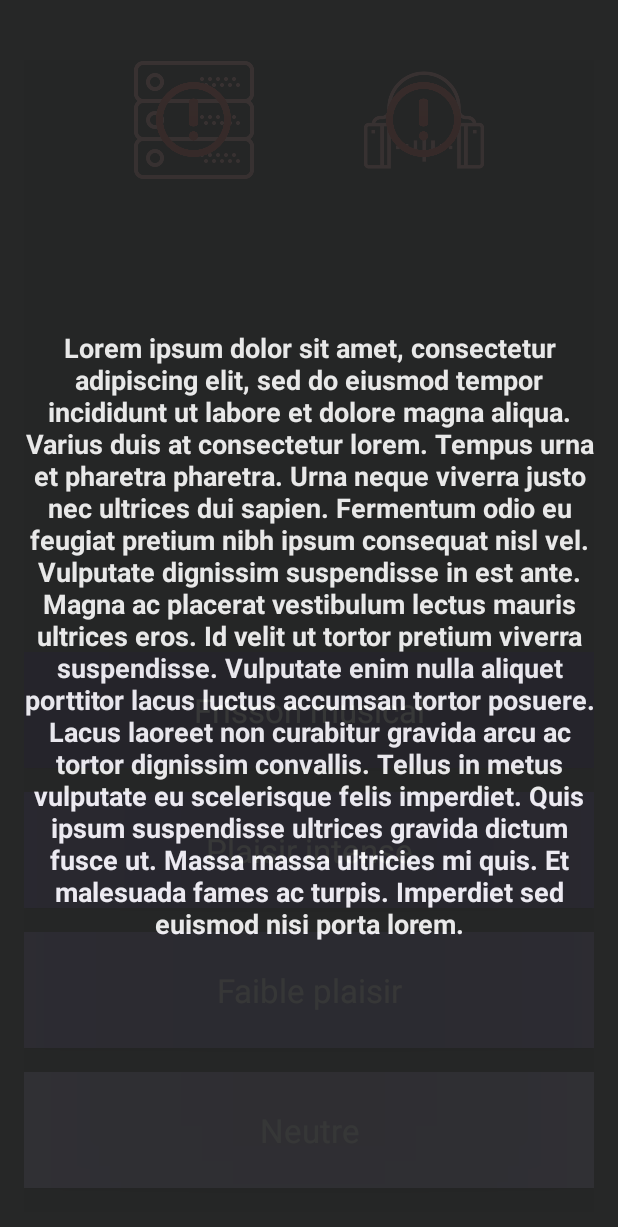
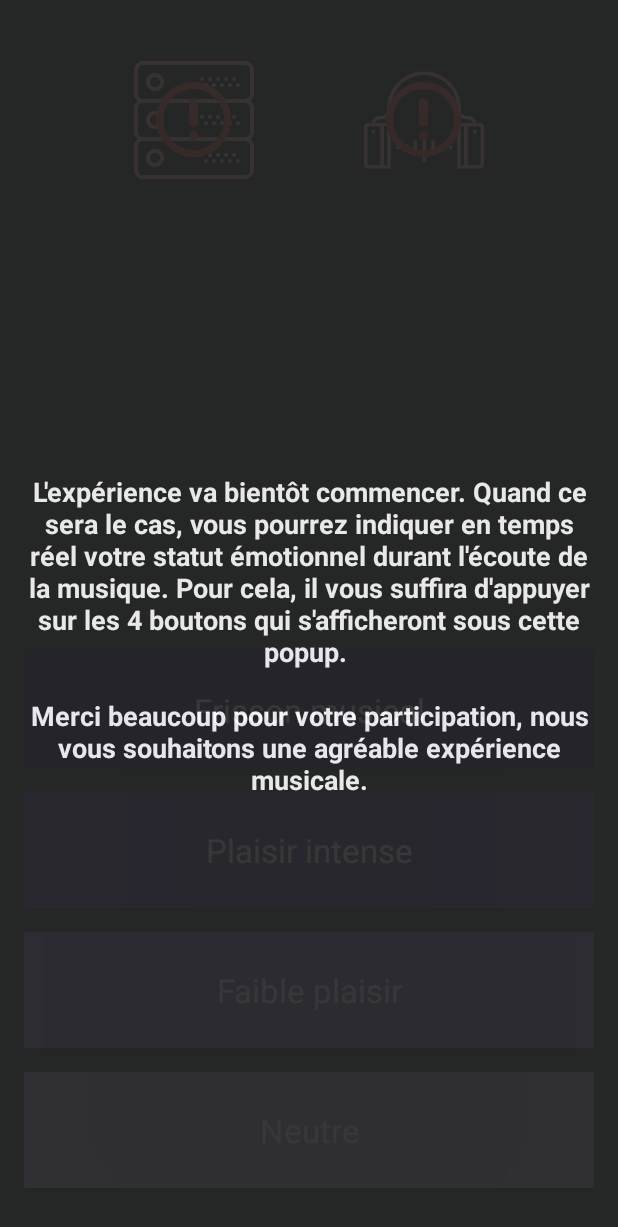
Before and after one commit to manaty/emotion_record, an Android app: the MainActivity screen opened directly, with no data from a screen before it, on a phone screen of 412 x 824 dp. Shown: the top 1227 px of the screen. Run offline under Robolectric (Android 15) with nearby library versions, the light colour scheme and no system bars; our stand-ins replace RxJava; libraries missing offline, so code that uses them is left out: com.orhanobut.logger, com.pixplicity.easyprefs, io.grpc, io.grpc.okhttp, io.grpc.stub; 9 statements that could not run were skipped.

Commit message:
updated pre session text and post session text

```diff
--- a/app/build.gradle
+++ b/app/build.gradle
@@ -13,7 +13,7 @@ android {
         minSdkVersion 21
         targetSdkVersion 28
         versionCode 1
-        versionName "0.3.1"
+        versionName "0.3.3"
         testInstrumentationRunner "androidx.test.runner.AndroidJUnitRunner"
     }
     buildTypes {
--- a/app/src/main/java/org/manaty/octopus/viewModels/MainViewModel.kt
+++ b/app/src/main/java/org/manaty/octopus/viewModels/MainViewModel.kt
@@ -87,12 +87,12 @@ class MainViewModel : ViewModel(){
                                 Notification.NotificationCase.EXPERIENCE_STOPPED_EVENT -> {
                                     message = "End"
                                     sessionStatus.onNext(false)
-//                                    requestObserver.onCompleted()
+                                    requestObserver.onCompleted()
                                 }
                             }
 
                             Logger.d("notification $message")
-                            showErrorToast.onNext(message)
+//                            showErrorToast.onNext(message)
                         }
 
                     }
--- a/app/src/main/res/layout/activity_main.xml
+++ b/app/src/main/res/layout/activity_main.xml
@@ -101,7 +101,7 @@
            android:id="@+id/textview_session_initial_text"
            android:layout_width="match_parent"
            android:layout_height="match_parent"
-           android:text="@string/dummy_text"
+           android:text="@string/main_pre_session_text"
            android:textSize="18sp"
            android:textStyle="bold"
            android:textColor="@color/colorWhite"
--- a/app/src/main/res/values/strings.xml
+++ b/app/src/main/res/values/strings.xml
@@ -4,5 +4,9 @@
    <!--SplashActivity-->
    <string name="splash_connection_prompt">En attente de connexion au serveur...</string>
 
+   <!--MainActivity-->
+   <string name="main_pre_session_text">L\'expérience va bientôt commencer. Quand ce sera le cas, vous pourrez indiquer en temps réel votre statut émotionnel durant l\'écoute de la musique. Pour cela, il vous suffira d\'appuyer sur les 4 boutons qui s\'afficheront sous cette popup. \n\nMerci beaucoup pour votre participation, nous vous souhaitons une agréable expérience musicale.</string>
+   <string name="main_post_session_text">L\'expérience est maintenant terminée, les organisateurs vont venir récupérer votre casque.\n\n Merci beaucoup pour votre participation !</string>
    <string name="dummy_text">Lorem ipsum dolor sit amet, consectetur adipiscing elit, sed do eiusmod tempor incididunt ut labore et dolore magna aliqua. Varius duis at consectetur lorem. Tempus urna et pharetra pharetra. Urna neque viverra justo nec ultrices dui sapien. Fermentum odio eu feugiat pretium nibh ipsum consequat nisl vel. Vulputate dignissim suspendisse in est ante. Magna ac placerat vestibulum lectus mauris ultrices eros. Id velit ut tortor pretium viverra suspendisse. Vulputate enim nulla aliquet porttitor lacus luctus accumsan tortor posuere. Lacus laoreet non curabitur gravida arcu ac tortor dignissim convallis. Tellus in metus vulputate eu scelerisque felis imperdiet. Quis ipsum suspendisse ultrices gravida dictum fusce ut. Massa massa ultricies mi quis. Et malesuada fames ac turpis. Imperdiet sed euismod nisi porta lorem.</string>
+
 </resources>
```
Also changed, not shown: app/src/main/java/org/manaty/octopus/activities/BaseActivity.kt (+3 -4 lines).
